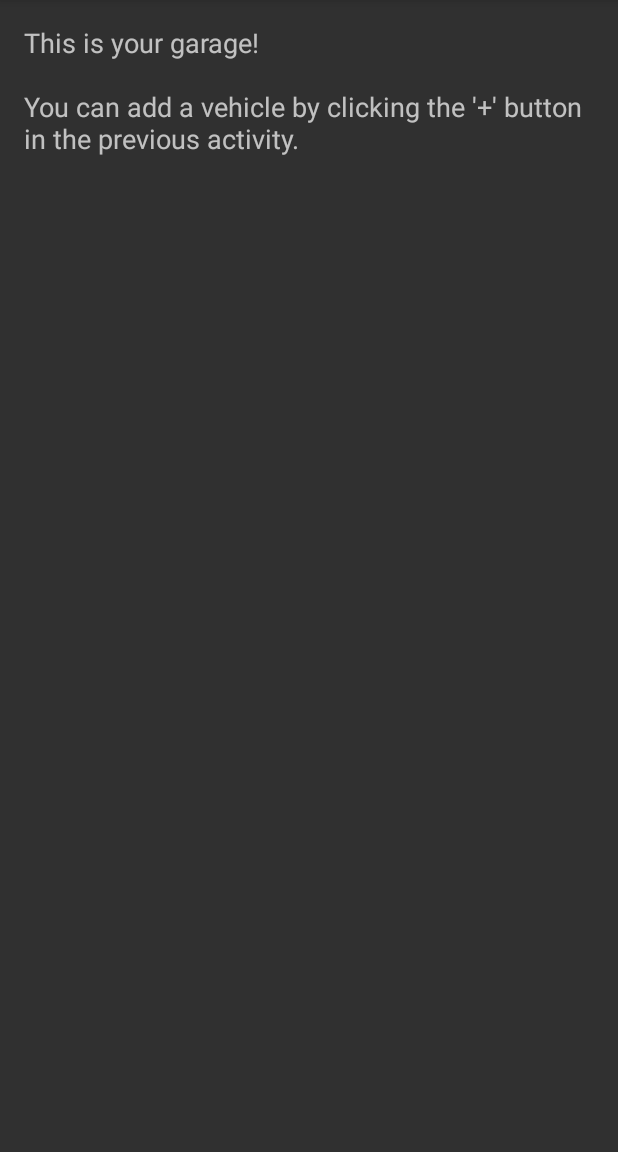
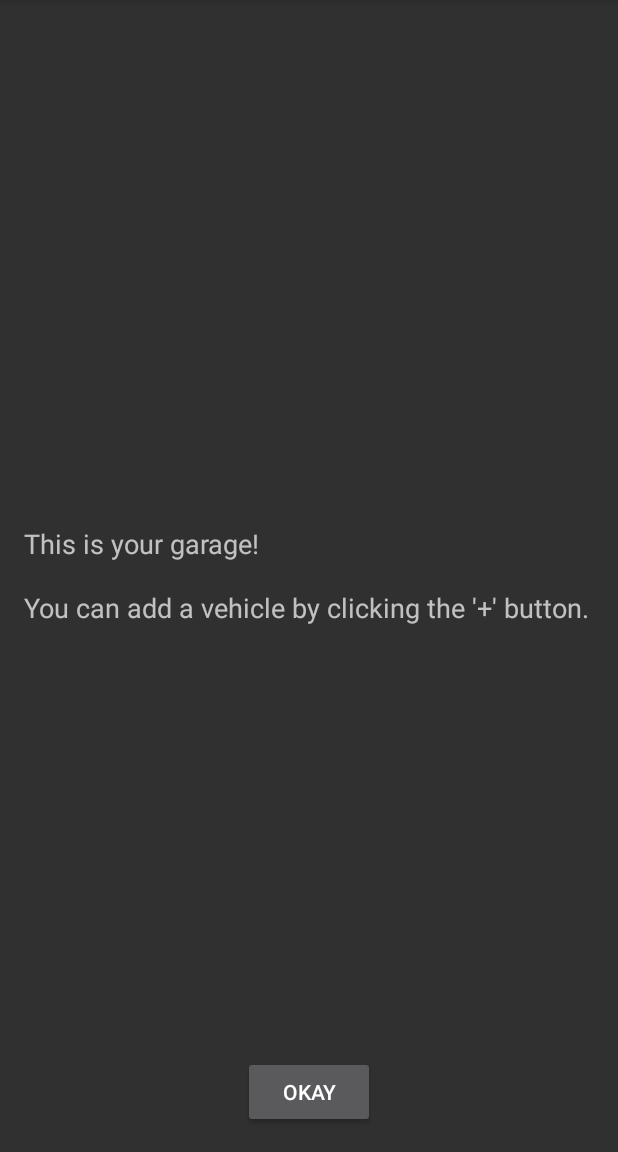
Before and after one commit to DraganovMartin/Car-Calendar, an Android app: the GarageHelp screen opened directly, with no data from a screen before it, on a phone screen of 412 x 824 dp, the part 84-1236 px from its top. Run offline under Robolectric (Android 15) with nearby library versions, the phone set to English and light mode, and no system bars.

Commit message:
Project merged adequately.

```diff
--- a/app/src/main/java/com/carcalendar/dmdev/carcalendar/GarageActivity.java
+++ b/app/src/main/java/com/carcalendar/dmdev/carcalendar/GarageActivity.java
@@ -7,7 +7,6 @@ import android.support.v7.app.AppCompatActivity;
 import android.os.Bundle;
 import android.support.v7.widget.LinearLayoutManager;
 import android.support.v7.widget.RecyclerView;
-import android.util.Log;
 import android.view.Menu;
 import android.view.MenuInflater;
 import android.view.MenuItem;
@@ -17,15 +16,10 @@ import android.widget.Toast;
 
 import com.carcalendar.dmdev.carcalendar.recycle.VehicleAdapter;
 
-import java.io.File;
 import java.io.IOException;
-import java.io.ObjectInputStream;
 import java.io.ObjectOutputStream;
-import java.util.ArrayList;
-import java.util.List;
 
 import model.UserManager;
-import model.Vehicle.Vehicle;
 import model.authentication.RunningStatus;
 
 public class GarageActivity extends AppCompatActivity {
@@ -129,8 +123,8 @@ public class GarageActivity extends AppCompatActivity {
                     finish();
                     startActivity(intent);
                     return true;
-            case R.id.it_help:
-                Intent helpAct = new Intent(this,HelpActivity.class);
+            case R.id.Help:
+                Intent helpAct = new Intent(this,GarageHelp.class);
                 startActivity(helpAct);
         }
         return super.onOptionsItemSelected(item);
--- a/app/src/main/java/com/carcalendar/dmdev/carcalendar/HelpActivity.java
+++ b/app/src/main/java/com/carcalendar/dmdev/carcalendar/GarageHelp.java
@@ -5,27 +5,29 @@ import android.support.v7.app.ActionBar;
 import android.support.v7.app.AppCompatActivity;
 import android.os.Bundle;
 import android.view.MenuItem;
-import android.widget.TextView;
+import android.view.View;
+import android.widget.Button;
 
-import org.w3c.dom.Text;
+public class GarageHelp extends AppCompatActivity {
 
-public class HelpActivity extends AppCompatActivity {
-
+    Button okay;
     @Override
     protected void onCreate(Bundle savedInstanceState) {
         super.onCreate(savedInstanceState);
-        setContentView(R.layout.activity_help);
-
-        TextView helpTxt = (TextView) findViewById(R.id.txt_help);
-        helpTxt.setText(getString(R.string.act_help_text));
-
+        setContentView(R.layout.activity_garage_help);
         ActionBar actionBar = getSupportActionBar();
-
         if(actionBar != null) {
             actionBar.setDisplayHomeAsUpEnabled(true);
         }else{
             throw new NullPointerException("Action bar was not retrieved properly!");
         }
+        okay = (Button) findViewById(R.id.okay_garage_help);
+        okay.setOnClickListener(new View.OnClickListener() {
+            @Override
+            public void onClick(View view) {
+                finish();
+            }
+        });
     }
 
     @Override
@@ -34,7 +36,7 @@ public class HelpActivity extends AppCompatActivity {
         switch (item.getItemId()) {
             // Respond to the action bar's Up/Home button (API < 15)
             case android.R.id.home:
-                NavUtils.navigateUpFromSameTask(this);
+                finish();
                 return true;
         }
         return super.onOptionsItemSelected(item);
--- a/app/src/main/res/layout/activity_help.xml
+++ b/app/src/main/res/layout/activity_garage_help.xml
@@ -8,11 +8,23 @@
     android:paddingLeft="@dimen/activity_horizontal_margin"
     android:paddingRight="@dimen/activity_horizontal_margin"
     android:paddingTop="@dimen/activity_vertical_margin"
-    tools:context="com.carcalendar.dmdev.carcalendar.HelpActivity">
+    tools:context="com.carcalendar.dmdev.carcalendar.GarageHelp">
 
     <TextView
         android:id="@+id/txt_help"
+        android:text="@string/act_help_text"
         android:layout_width="match_parent"
-        android:layout_height="match_parent"
+        android:layout_height="wrap_content"
+        android:layout_centerHorizontal="true"
+        android:layout_centerVertical="true"
+        android:layout_centerInParent="true"
         android:textAppearance="?android:attr/textAppearanceMedium"/>
+
+    <Button
+        android:text="Okay"
+        android:layout_width="wrap_content"
+        android:layout_height="wrap_content"
+        android:layout_alignParentBottom="true"
+        android:layout_centerHorizontal="true"
+        android:id="@+id/okay_garage_help" />
 </RelativeLayout>
--- a/app/src/main/res/values/strings.xml
+++ b/app/src/main/res/values/strings.xml
@@ -14,7 +14,8 @@
     <string name="NoVehicles">No vehicles added</string>
     <string name="it_help_txt">Help</string>
     <string name="act_help_text">
-        This is your garage!\n\nYou can add a vehicle by clicking the \'+\' button in the previous activity.
+        This is your garage!\n\nYou can add a vehicle by clicking the \'+\' button.
     </string>
+    <string name="settings">Settings</string>
 
 </resources>
```
Also changed, not shown: app/src/main/AndroidManifest.xml (+10 -3 lines), app/src/main/java/com/carcalendar/dmdev/carcalendar/RegisterHelp.java (+22 -0 lines), app/src/main/res/menu/options_menu.xml (+10 -3 lines), app/src/main/res/mipmap-xhdpi/ic_settings_black_48dp.png (added).
